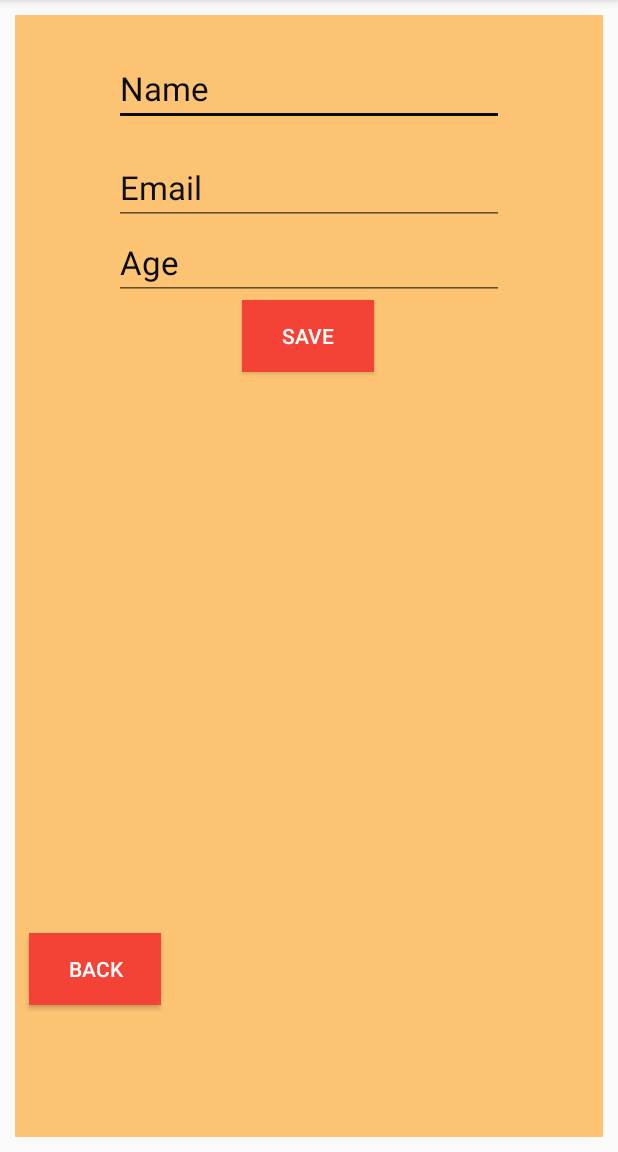
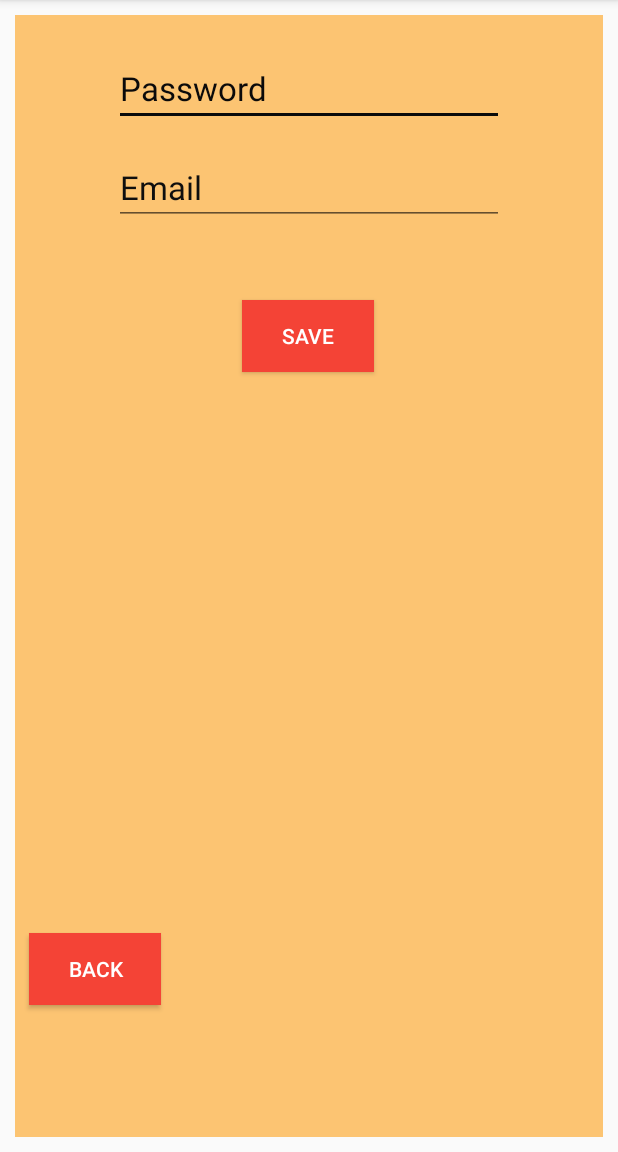
Before and after one commit to harpal779/CarPooling, an Android app: the AccountView screen opened directly, with no data from a screen before it, on a phone screen of 412 x 824 dp, the part 84-1236 px from its top. Run offline under Robolectric (Android 15) with nearby library versions, the phone set to English and light mode, and no system bars; our stand-ins replace Firebase (no records; nobody signed in at launch, a user with empty details on screens opened directly); Roboto replaces fonts that are not available here.

Commit message:
Update activity_account_view.xml

```diff
--- a/app/src/main/res/layout/activity_account_view.xml
+++ b/app/src/main/res/layout/activity_account_view.xml
@@ -10,12 +10,12 @@
 
 
     <EditText
-        android:id="@+id/editText_name"
+        android:id="@+id/password"
         android:layout_width="wrap_content"
         android:layout_height="wrap_content"
         android:layout_marginTop="24dp"
         android:ems="10"
-        android:hint="Name"
+        android:hint="Password"
         android:inputType="textPersonName"
         android:textAppearance="@style/TextAppearance.AppCompat.Large"
         android:textColorHint="#0B0A0A"
@@ -24,20 +24,7 @@
         app:layout_constraintTop_toTopOf="parent" />
 
     <EditText
-        android:id="@+id/editText_age"
-        android:layout_width="wrap_content"
-        android:layout_height="wrap_content"
-        android:ems="10"
-        android:hint="Age"
-        android:inputType="number"
-        android:textAppearance="@style/TextAppearance.AppCompat.Large"
-        android:textColorHint="#090808"
-        app:layout_constraintEnd_toEndOf="parent"
-        app:layout_constraintStart_toStartOf="parent"
-        app:layout_constraintTop_toBottomOf="@+id/editText_gender" />
-
-    <EditText
-        android:id="@+id/editText_gender"
+        android:id="@+id/email"
         android:layout_width="wrap_content"
         android:layout_height="wrap_content"
         android:layout_marginTop="16dp"
@@ -48,19 +35,20 @@
         android:textColorHint="#0E0E0E"
         app:layout_constraintEnd_toEndOf="parent"
         app:layout_constraintStart_toStartOf="parent"
-        app:layout_constraintTop_toBottomOf="@+id/editText_name" />
+        app:layout_constraintTop_toBottomOf="@+id/password" />
 
     <Button
         android:id="@+id/button_save"
         android:layout_width="wrap_content"
         android:layout_height="wrap_content"
+        android:layout_marginTop="50dp"
         android:background="#F44336"
         android:text="Save"
         android:textColor="#FFFFFF"
         app:layout_constraintEnd_toEndOf="parent"
         app:layout_constraintHorizontal_bias="0.498"
         app:layout_constraintStart_toStartOf="parent"
-        app:layout_constraintTop_toBottomOf="@+id/editText_age" />
+        app:layout_constraintTop_toBottomOf="@+id/email" />
 
     <LinearLayout
         android:id="@+id/linearLayout2"
```
